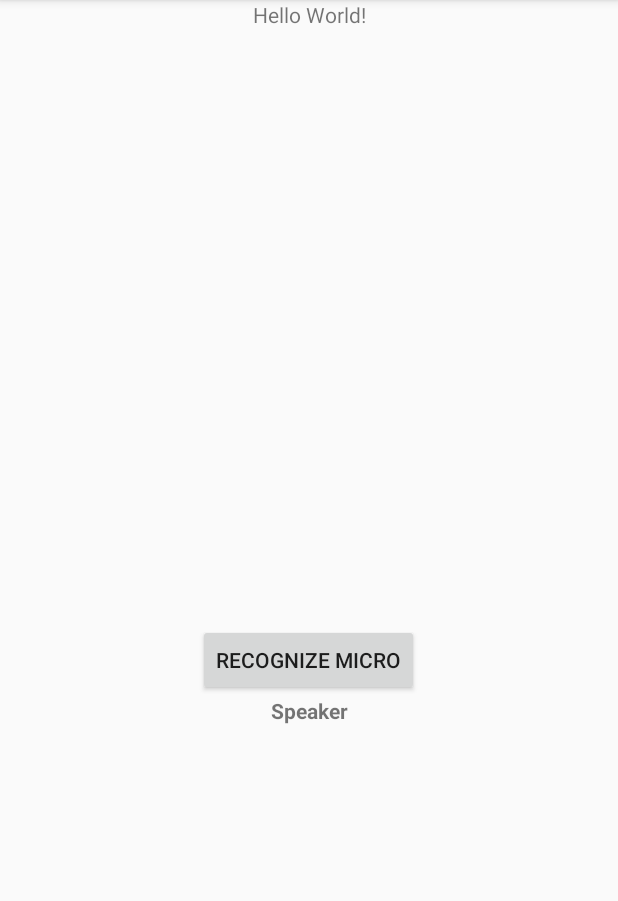
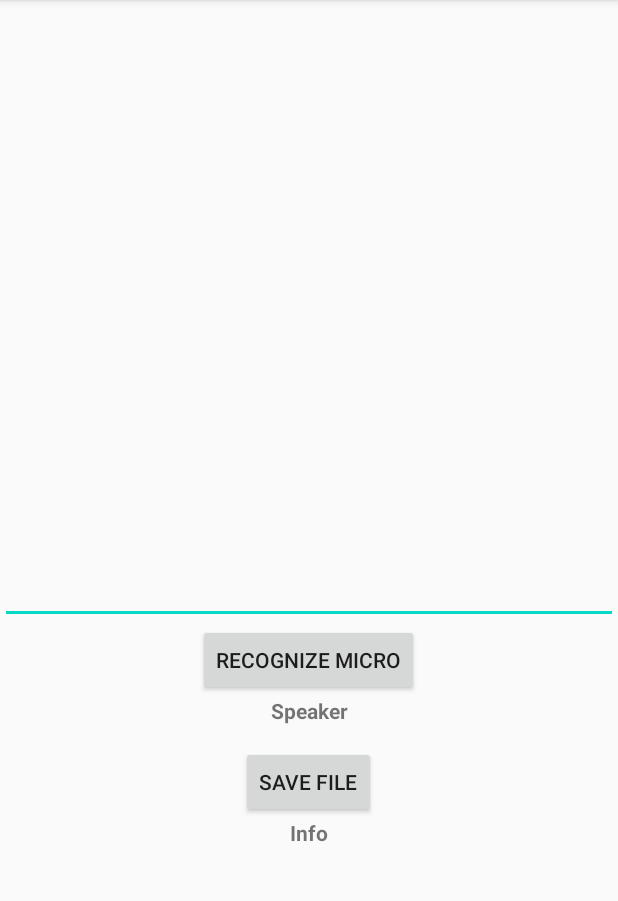
Before and after one commit to SomeAlbert/AutoNote, an Android app: the SRActivity screen opened directly, with no data from a screen before it, on a phone screen of 412 x 824 dp, the part 84-985 px from its top. Run offline under Robolectric (Android 15) with nearby library versions, the phone set to English and light mode, and no system bars; libraries missing offline, so code that uses them is left out: org.kaldi; 5 statements that could not run were skipped.

Commit message:
saving files model output was beatified vertical orientation for SrActivity

```diff
--- a/app/src/main/AndroidManifest.xml
+++ b/app/src/main/AndroidManifest.xml
@@ -23,7 +23,7 @@
                 <category android:name="android.intent.category.LAUNCHER" />
             </intent-filter>
         </activity>
-        <activity android:name=".SRActivity">
+        <activity android:name=".SRActivity" android:screenOrientation="portrait">
             <intent-filter>
                 <action android:name="android.intent.action.DEFAULT" />
             </intent-filter>
--- a/app/src/main/res/layout/activity_sr.xml
+++ b/app/src/main/res/layout/activity_sr.xml
@@ -1,34 +1,48 @@
 <?xml version="1.0" encoding="utf-8"?>
-<LinearLayout
-    xmlns:android="http://schemas.android.com/apk/res/android"
-    xmlns:app="http://schemas.android.com/apk/res-auto"
+<LinearLayout xmlns:android="http://schemas.android.com/apk/res/android"
     xmlns:tools="http://schemas.android.com/tools"
     android:layout_width="match_parent"
     android:layout_height="match_parent"
-    tools:context=".SRActivity"
-    android:orientation="vertical">
+    android:orientation="vertical"
+    tools:context=".SRActivity">
 
-        <TextView
-            android:textAlignment="center"
+    <EditText
         android:id="@+id/speechView"
         android:layout_width="match_parent"
         android:layout_height="416dp"
-            android:text="Hello World!" />
+        android:text=""
+        android:textAlignment="center" />
 
     <Button
         android:id="@+id/start_listener"
         android:layout_width="wrap_content"
         android:layout_height="wrap_content"
-            android:text="start recognition"
-            android:layout_gravity="center_horizontal"/>
+        android:layout_gravity="center_horizontal"
+        android:text="start recognition" />
 
     <TextView
-            android:textStyle="bold"
         android:id="@+id/spkInfo"
         android:layout_width="match_parent"
         android:layout_height="33dp"
+        android:layout_gravity="center"
         android:text="Speaker"
         android:textAlignment="center"
-            android:layout_gravity="center"/>
+        android:textStyle="bold" />
 
+    <Button
+        android:id="@+id/saveFile"
+        android:layout_width="wrap_content"
+        android:layout_height="wrap_content"
+        android:layout_gravity="center_horizontal"
+        android:text="Save file" />
+
+
+    <TextView
+        android:id="@+id/infoView"
+        android:layout_width="match_parent"
+        android:layout_height="33dp"
+        android:layout_gravity="center"
+        android:text="Info"
+        android:textAlignment="center"
+        android:textStyle="bold" />
 </LinearLayout>
```
Also changed, not shown: app/src/main/java/com/example/autoconspect/SRActivity.kt (+37 -6 lines). Lines whose indentation alone changed are shown as unchanged.
